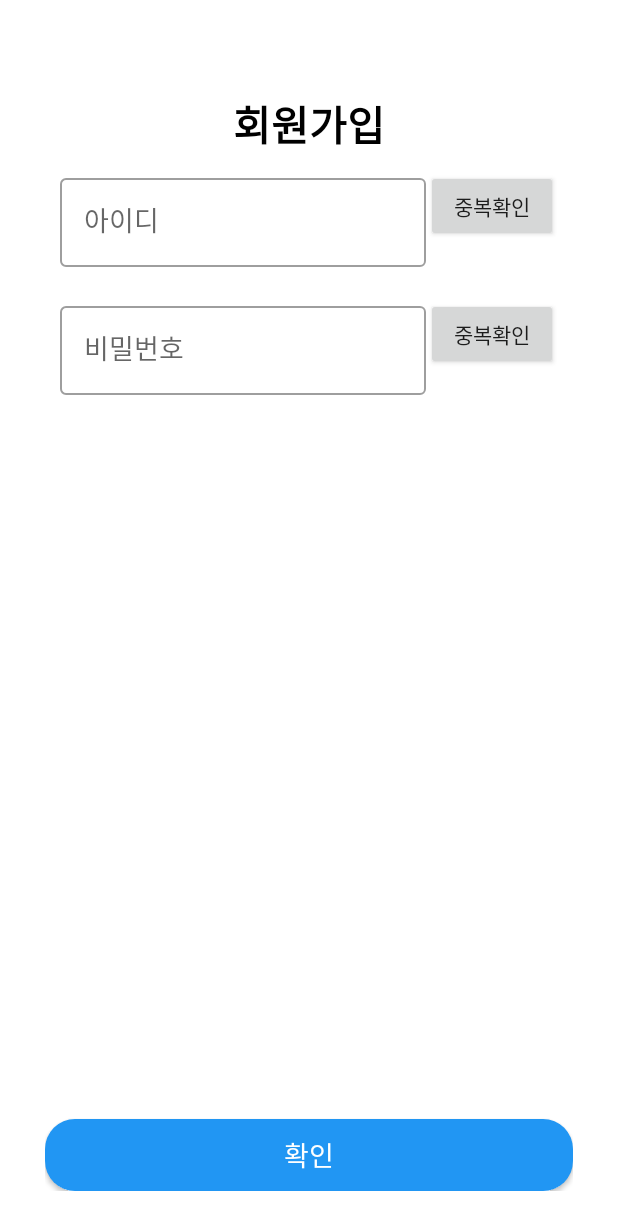
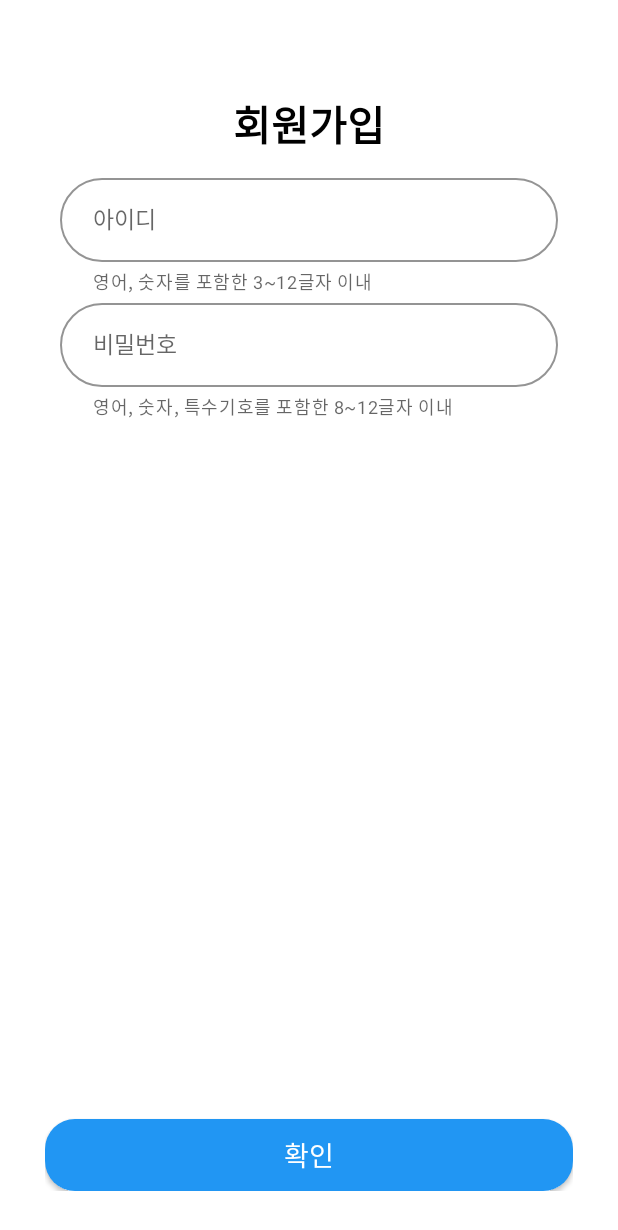
Before and after one commit to sseung416/DgswSol, an Android app: the SignUpFragment screen opened through its navigation route, on a phone screen of 412 x 824 dp. Shown: the top 1230 px of the screen. Run offline under Robolectric (Android 15) with nearby library versions, the phone set to English and light mode, and no system bars; our stand-ins replace data binding.

Commit message:
style: color, theme 추가, view_pager_item_sign_up_fragment.xml 추가

```diff
--- a/presentation/build.gradle
+++ b/presentation/build.gradle
@@ -62,12 +62,12 @@ dependencies {
     implementation 'com.google.android.material:material:1.4.0'
 
     // Dagger2
-    implementation 'com.google.dagger:dagger:2.35.1'
-    kapt 'com.google.dagger:dagger-compiler:2.29.1'
+    implementation 'com.google.dagger:dagger:2.37'
+    kapt 'com.google.dagger:dagger-compiler:2.37'
 
     // Dagger Hilt
-    implementation "com.google.dagger:hilt-android:2.35.1"
-    kapt "com.google.dagger:hilt-android-compiler:2.28-alpha"
+    implementation "com.google.dagger:hilt-android:2.37"
+    kapt "com.google.dagger:hilt-android-compiler:2.37"
 
     // ViewPager2
     implementation 'androidx.viewpager2:viewpager2:1.1.0-beta01'
--- a/presentation/src/main/res/layout/view_pager_item_sign_up_fragment.xml
+++ b/presentation/src/main/res/layout/view_pager_item_sign_up_fragment.xml
@@ -1,7 +1,7 @@
 <?xml version="1.0" encoding="utf-8"?>
 <layout xmlns:android="http://schemas.android.com/apk/res/android"
+    xmlns:app="http://schemas.android.com/apk/res-auto"
     xmlns:tools="http://schemas.android.com/tools"
-    xmlns:app="http://schemas.android.com/apk/res-auto"
     tools:context=".ui.fragment.ViewPagerItemSignUpFragment">
 
     <LinearLayout
@@ -15,23 +15,22 @@
             android:id="@+id/constraintLayout_1_view_pager_item_sign_up"
             android:layout_width="match_parent"
             android:layout_height="match_parent"
-            android:visibility="gone"
             tools:layout_editor_absoluteX="30dp"
             tools:layout_editor_absoluteY="30dp">
 
             <com.google.android.material.textfield.TextInputLayout
                 android:id="@+id/et_layout_id_view_pager_item_sign_up"
-                style="@style/Widget.MaterialComponents.TextInputLayout.OutlinedBox"
+                style="@style/SignTextInputLayout"
                 android:layout_width="0dp"
                 android:layout_height="wrap_content"
-                app:errorEnabled="true"
+                app:helperText="영어, 숫자를 포함한 3~12글자 이내"
                 app:layout_constraintEnd_toStartOf="@+id/btn_id_double_check_view_pager_item_sign_up"
                 app:layout_constraintStart_toStartOf="parent"
                 app:layout_constraintTop_toTopOf="parent">
 
                 <com.google.android.material.textfield.TextInputEditText
                     android:id="@+id/et_id_view_pager_item_sign_up"
-                    style="@style/RegularTextView"
+                    style="@style/SignTextInputEditText"
                     android:layout_width="match_parent"
                     android:layout_height="wrap_content"
                     android:hint="@string/id"
@@ -40,17 +39,17 @@
 
             <com.google.android.material.textfield.TextInputLayout
                 android:id="@+id/et_layout_password_view_pager_item_sign_up"
-                style="@style/Widget.MaterialComponents.TextInputLayout.OutlinedBox"
+                style="@style/SignTextInputLayout"
                 android:layout_width="0dp"
                 android:layout_height="wrap_content"
-                app:errorEnabled="true"
+                app:helperText="영어, 숫자, 특수기호를 포함한 8~12글자 이내"
                 app:layout_constraintEnd_toStartOf="@+id/btn_password_double_check_view_pager_item_sign_up"
                 app:layout_constraintStart_toStartOf="parent"
                 app:layout_constraintTop_toBottomOf="@+id/et_layout_id_view_pager_item_sign_up">
 
                 <com.google.android.material.textfield.TextInputEditText
                     android:id="@+id/et_password_view_pager_item_sign_up"
-                    style="@style/RegularTextView"
+                    style="@style/SignTextInputEditText"
                     android:layout_width="match_parent"
                     android:layout_height="wrap_content"
                     android:hint="@string/password"
@@ -62,6 +61,7 @@
                 android:layout_width="wrap_content"
                 android:layout_height="wrap_content"
                 android:text="@string/double_check"
+                android:visibility="gone"
                 app:layout_constraintEnd_toEndOf="parent"
                 app:layout_constraintTop_toTopOf="@+id/et_layout_id_view_pager_item_sign_up" />
 
@@ -70,6 +70,7 @@
                 android:layout_width="wrap_content"
                 android:layout_height="wrap_content"
                 android:text="@string/double_check"
+                android:visibility="gone"
                 app:layout_constraintEnd_toEndOf="parent"
                 app:layout_constraintTop_toTopOf="@+id/et_layout_password_view_pager_item_sign_up" />
 
@@ -80,29 +81,30 @@
             android:id="@+id/constraintLayout_2_view_pager_item_sign_up"
             android:layout_width="match_parent"
             android:layout_height="match_parent"
+            android:visibility="gone"
             tools:layout_editor_absoluteX="30dp"
             tools:layout_editor_absoluteY="30dp">
 
             <com.google.android.material.textfield.TextInputLayout
                 android:id="@+id/et_layout_phone_number_view_pager_item_sign_up"
+                style="@style/SignTextInputLayout"
                 android:layout_width="0dp"
                 android:layout_height="wrap_content"
-                app:errorEnabled="true"
                 app:layout_constraintEnd_toEndOf="parent"
                 app:layout_constraintStart_toStartOf="parent"
                 app:layout_constraintTop_toTopOf="parent">
 
                 <com.google.android.material.textfield.TextInputEditText
                     android:id="@+id/et_phone_number_view_pager_item_sign_up"
-                    style="@style/RegularTextView"
+                    style="@style/SignTextInputEditText"
                     android:layout_width="match_parent"
                     android:layout_height="wrap_content"
-                    android:hint="휴대폰 번호"
-                    android:maxLines="1" />
+                    android:hint="휴대폰 번호" />
 
             </com.google.android.material.textfield.TextInputLayout>
 
             <com.google.android.material.textfield.TextInputLayout
+                style="@style/SignTextInputLayout"
                 android:layout_width="0dp"
                 android:layout_height="wrap_content"
                 android:layout_marginTop="24dp"
@@ -114,11 +116,10 @@
 
                 <com.google.android.material.textfield.TextInputEditText
                     android:id="@+id/et_name_view_pager_item_sign_up"
-                    style="@style/RegularTextView"
+                    style="@style/SignTextInputEditText"
                     android:layout_width="match_parent"
                     android:layout_height="wrap_content"
-                    android:hint="이름(실명)"
-                    android:maxLines="1" />
+                    android:hint="이름(실명)" />
             </com.google.android.material.textfield.TextInputLayout>
 
             <TextView
@@ -126,6 +127,8 @@
                 style="@style/SmallTextView"
                 android:layout_width="wrap_content"
                 android:layout_height="wrap_content"
+                android:layout_marginStart="16dp"
+                android:layout_marginTop="8dp"
                 android:text="주민 등록 번호"
                 app:layout_constraintStart_toStartOf="parent"
                 app:layout_constraintTop_toBottomOf="@+id/et_layout_phone_number_view_pager_item_sign_up" />
@@ -211,14 +214,17 @@
             tools:layout_editor_absoluteY="30dp">
 
             <androidx.cardview.widget.CardView
-                android:id="@+id/cardView3"
+                android:id="@+id/cv_profile_img_view_pager_item_sign_up"
                 android:layout_width="200dp"
                 android:layout_height="200dp"
                 android:layout_marginStart="1dp"
                 android:layout_marginEnd="1dp"
+                android:clickable="true"
+                app:cardCornerRadius="100dp"
                 app:layout_constraintEnd_toEndOf="parent"
                 app:layout_constraintStart_toStartOf="parent"
-                app:layout_constraintTop_toTopOf="parent">
+                app:layout_constraintTop_toTopOf="parent"
+                tools:ignore="SpeakableTextPresentCheck">
 
                 <ImageView
                     android:id="@+id/iv_profile_view_pager_item_sign_up"
@@ -228,16 +234,18 @@
             </androidx.cardview.widget.CardView>
 
             <com.google.android.material.textfield.TextInputLayout
+                style="@style/SignTextInputLayout"
                 android:layout_width="0dp"
-                android:layout_height="wrap_content"
-                app:errorEnabled="true"
+                android:layout_height="82dp"
+                android:layout_marginTop="16dp"
+                app:helperText="2글자 이상"
                 app:layout_constraintEnd_toEndOf="parent"
                 app:layout_constraintStart_toStartOf="parent"
-                app:layout_constraintTop_toBottomOf="@+id/cardView3">
+                app:layout_constraintTop_toBottomOf="@+id/cv_profile_img_view_pager_item_sign_up">
 
                 <com.google.android.material.textfield.TextInputEditText
                     android:id="@+id/et_nick_name_view_pager_item_sign_up"
-                    style="@style/RegularTextView"
+                    style="@style/SignTextInputEditText"
                     android:layout_width="match_parent"
                     android:layout_height="wrap_content"
                     android:hint="@string/nickname" />
@@ -246,5 +254,4 @@
     </LinearLayout>
 
 
-
 </layout>
--- a/presentation/src/main/res/values/colors.xml
+++ b/presentation/src/main/res/values/colors.xml
@@ -11,4 +11,5 @@
     <color name="light_grey">#FFC4C4C4</color>
     <color name="main_sky_blue">#FF2196F3</color>
     <color name="grey">#FF757575</color>
+    <color name="error">#FFF44336</color>
 </resources>
--- a/presentation/src/main/res/values/themes.xml
+++ b/presentation/src/main/res/values/themes.xml
@@ -1,6 +1,5 @@
 <resources xmlns:tools="http://schemas.android.com/tools">
 
-    <!-- Base application theme. -->
     <style name="Theme.2ndProject" parent="Theme.MaterialComponents.DayNight.DarkActionBar">
         <!-- Primary brand color. -->
         <item name="colorPrimary">@color/purple_500</item>
@@ -15,14 +14,16 @@
         <!-- No action bar -->
         <item name="windowActionBar">false</item>
         <item name="windowNoTitle">true</item>
-
     </style>
 
+
+    <!--  Splash  -->
     <style name="SplashTheme" parent="Theme.MaterialComponents.DayNight.NoActionBar">
         <item name="backgroundColor">@color/black</item>
         <item name="android:windowBackground">@drawable/background_splash</item>
     </style>
 
+    <!--  TextView  -->
     <style name="TitleTextView" parent="Widget.AppCompat.TextView">
         <item name="android:textColor">@color/black</item>
         <item name="android:textStyle">bold</item>
@@ -53,6 +54,7 @@
         <item name="android:layout_marginEnd">5dp</item>
     </style>
 
+    <!--  CardView  -->
     <style name="CardView.Pin" parent="CardView">
         <item name="cardBackgroundColor">@color/grey</item>
         <item name="cardElevation">0dp</item>
@@ -74,4 +76,34 @@
         <item name="android:textSize">25sp</item>
     </style>
 
+    <!--  TextInputLayout  -->
+    <style name="SignTextInputLayout" parent="Widget.MaterialComponents.TextInputLayout.OutlinedBox">
+        <item name="errorEnabled">true</item>
+        <item name="helperTextEnabled">true</item>
+        <item name="hintAnimationEnabled">false</item>
+
+        <!--  color  -->
+        <item name="boxStrokeColor">@color/main_sky_blue</item>
+        <item name="boxStrokeErrorColor">@color/error</item>
+
+        <!--  radius  -->
+        <item name="boxCornerRadiusBottomEnd">30dp</item>
+        <item name="boxCornerRadiusBottomStart">30dp</item>
+        <item name="boxCornerRadiusTopEnd">30dp</item>
+        <item name="boxCornerRadiusTopStart">30dp</item>
+    </style>
+
+    <!--  EditText  -->
+    <style name="SignTextInputEditText" parent="Widget.AppCompat.EditText">
+        <item name="android:maxLines">1</item>
+
+        <item name="android:includeFontPadding">true</item>
+        <item name="android:paddingStart">22dp</item>
+        <item name="android:paddingEnd">22dp</item>
+
+        <item name="android:textSize">15sp</item>
+        <item name="android:textColor">@color/black</item>
+    </style>
+
+
 </resources>
```
